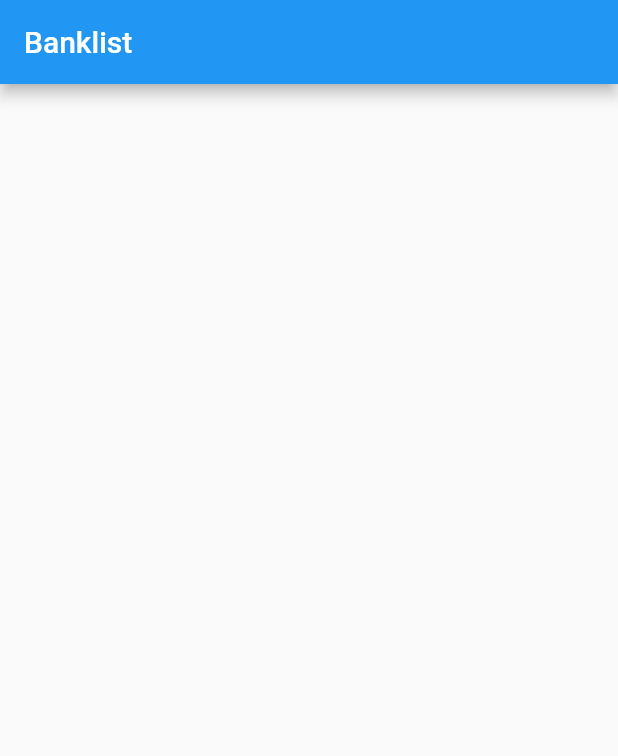
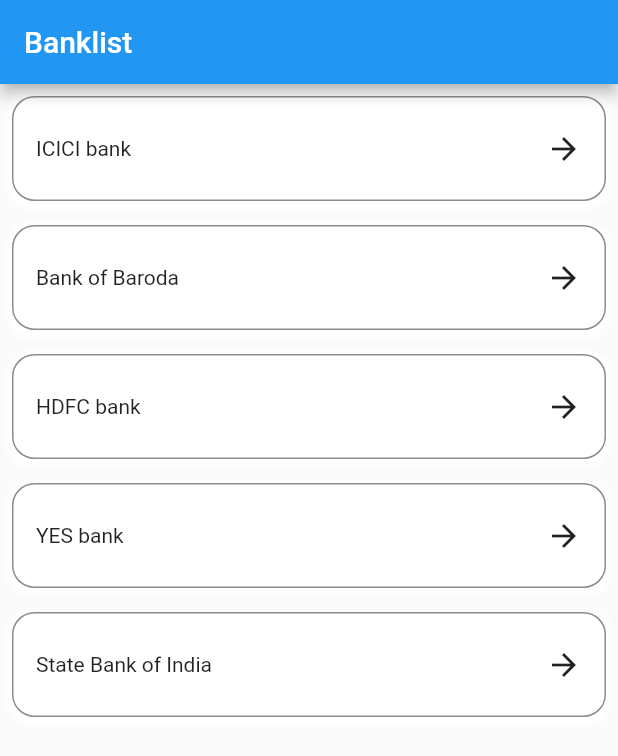
Before and after one commit to arpitaflutter/banklist, a Flutter app: the screen it shows after launch, on a phone screen of 412 x 824 dp. Shown: the top 756 px of the screen. Run offline on Flutter 3.47's test engine with Material 2 defaults, Android fonts, the phone set to English and light mode, and no system bars.

Commit message:
final comiit

```diff
--- a/lib/home.dart
+++ b/lib/home.dart
@@ -26,8 +26,7 @@
         ),
         body: ListView.builder(
           itemCount: bname.length,
-          itemBuilder: (context, index) {
-            InkWell(
+          itemBuilder: (context, index) => InkWell(
               onTap: () {
                 if (index == 0) {
                   bank b1 = bank(
@@ -66,9 +65,7 @@
                   Navigator.pushNamed(context, 'bank1', arguments: b1);
                 }
               },
-              child: ui(bname[index]));
-            // );
-          },
+              child: ui(bname[index])),
         ),
       ),
     );
@@ -76,14 +73,15 @@
 
   Widget ui(String name) {
     return Container(
-      height: 280,
+      height: 70,
+      margin: EdgeInsets.all(8),
       width: double.infinity,
       decoration: BoxDecoration(
         borderRadius: BorderRadius.circular(15),
         border: Border.all(color: Colors.black45),
         boxShadow: [
           BoxShadow(
-              color: Colors.black26,
+              color: Colors.white,
               spreadRadius: 3,
               blurRadius: 4,
               offset: Offset(0, 2)),
@@ -92,12 +90,15 @@
       child: Container(
           height: 50,
           width: double.infinity,
-          child: Row(
-            children: [
-              Text("$name"),
-              Spacer(),
-              Icon(Icons.arrow_forward),
-            ],
+          child: Padding(
+            padding: const EdgeInsets.all(15.0),
+            child: Row(
+              mainAxisAlignment: MainAxisAlignment.spaceBetween,
+              children: [
+                Text("$name"),
+                Icon(Icons.arrow_forward),
+              ],
+            ),
           )),
     );
   }
--- a/lib/model.dart
+++ b/lib/model.dart
@@ -1,6 +1,6 @@
 class bank
 {
-  String? name,url,contact,customer_care,sms;
+  String? name,url,contact,sms;
 
-  bank({this.name, this.url, this.contact, this.customer_care, this.sms});
+  bank({this.name, this.url, this.contact, this.sms});
 }
```
Also changed, not shown: lib/bank1.dart (+66 -4 lines).
